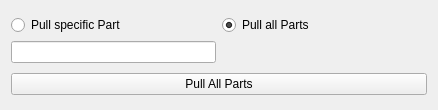
Qt form snapcraft-qt/prime_dialog.ui (snapcraft-gui/snapcraft-gui) before a commit.
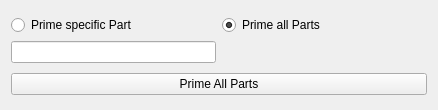
The same form after that commit.

Commit message: prime dialog for snapcraft prime command done hence you can use snapcraft prime <step>

```diff
--- a/snapcraft-qt/prime_dialog.ui
+++ b/snapcraft-qt/prime_dialog.ui
@@ -29,7 +29,7 @@
      <item row="0" column="1">
       <widget class="QRadioButton" name="all_radio">
        <property name="text">
-        <string>Pull all Parts</string>
+        <string>Prime all Parts</string>
        </property>
        <property name="checked">
         <bool>true</bool>
@@ -39,7 +39,7 @@
      <item row="0" column="0">
       <widget class="QRadioButton" name="specific_pull_radio">
        <property name="text">
-        <string>Pull specific Part</string>
+        <string>Prime specific Part</string>
        </property>
       </widget>
      </item>
@@ -48,7 +48,7 @@
    <item>
     <widget class="QPushButton" name="pull_button">
      <property name="text">
-      <string>Pull All Parts</string>
+      <string>Prime All Parts</string>
      </property>
     </widget>
    </item>
```
Left out of the diff: 10 changed lines with no effect on the pictures. The commit also changes 3 other files.
